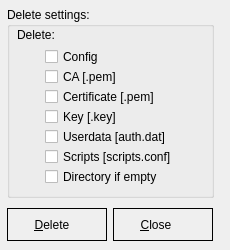
The window that deleteconfig.ui (Securepoint/openvpn-client) describes before a commit, drawn with Qt 5.
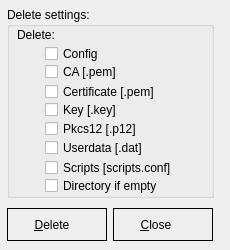
The same window after the commit. Icons and pictures are not drawn.

```diff
--- a/deleteconfig.ui
+++ b/deleteconfig.ui
@@ -64,7 +64,7 @@
     <property name="geometry">
      <rect>
       <x>38</x>
-      <y>40</y>
+      <y>37</y>
       <width>161</width>
       <height>19</height>
      </rect>
@@ -112,7 +112,7 @@
     <property name="geometry">
      <rect>
       <x>38</x>
-      <y>60</y>
+      <y>55</y>
       <width>161</width>
       <height>19</height>
      </rect>
@@ -160,7 +160,7 @@
     <property name="geometry">
      <rect>
       <x>38</x>
-      <y>80</y>
+      <y>75</y>
       <width>161</width>
       <height>19</height>
      </rect>
@@ -208,7 +208,7 @@
     <property name="geometry">
      <rect>
       <x>38</x>
-      <y>100</y>
+      <y>93</y>
       <width>151</width>
       <height>19</height>
      </rect>
@@ -256,7 +256,7 @@
     <property name="geometry">
      <rect>
       <x>38</x>
-      <y>120</y>
+      <y>131</y>
       <width>161</width>
       <height>19</height>
      </rect>
@@ -297,14 +297,14 @@
 </string>
     </property>
     <property name="text">
-     <string>Userdata [auth.dat]</string>
+     <string>Userdata [.dat]</string>
     </property>
    </widget>
    <widget class="QCheckBox" name="cbScript">
     <property name="geometry">
      <rect>
       <x>38</x>
-      <y>140</y>
+      <y>151</y>
       <width>161</width>
       <height>19</height>
      </rect>
@@ -352,7 +352,7 @@
     <property name="geometry">
      <rect>
       <x>38</x>
-      <y>160</y>
+      <y>169</y>
       <width>161</width>
       <height>19</height>
      </rect>
@@ -396,6 +396,54 @@
      <string>Directory if empty</string>
     </property>
    </widget>
+   <widget class="QCheckBox" name="cbRemovePkcs12">
+    <property name="geometry">
+     <rect>
+      <x>38</x>
+      <y>113</y>
+      <width>131</width>
+      <height>17</height>
+     </rect>
+    </property>
+    <property name="styleSheet">
+     <string notr="true">QCheckBox { 
+spacing: 5px;
+}
+
+QCheckBox::indicator {
+width: 13px;
+height: 13px;
+}
+
+QCheckBox::indicator:unchecked:disabled {
+image: url(:/images/styles/checkbox_unchecked_dis.png);
+}
+
+QCheckBox::indicator:checked:disabled {
+image: url(:/images/styles/checkbox_checked_dis.png);
+}
+
+QCheckBox::indicator:unchecked:enabled {
+image: url(:/images/styles/checkbox_unchecked.png);
+}
+
+QCheckBox::indicator:checked:enabled {
+image: url(:/images/styles/checkbox_checked.png);
+}
+
+QCheckBox::indicator:unchecked:enabled:hover {
+image: url(:/images/styles/checkbox_unchecked_hover.png);
+}
+
+QCheckBox::indicator:checked:enabled:hover {
+image: url(:/images/styles/checkbox_checked_hover.png);
+}
+</string>
+    </property>
+    <property name="text">
+     <string>Pkcs12 [.p12]</string>
+    </property>
+   </widget>
   </widget>
   <widget class="QPushButton" name="cmdDelete">
    <property name="geometry">
```
